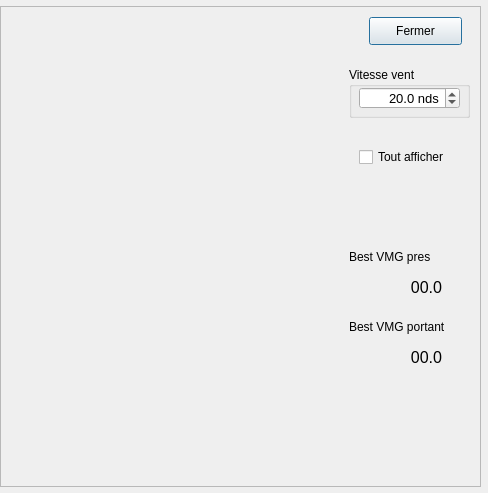
Qt form src/Ui/dialogviewpolar.ui (nohal/qtVlm) before a commit.
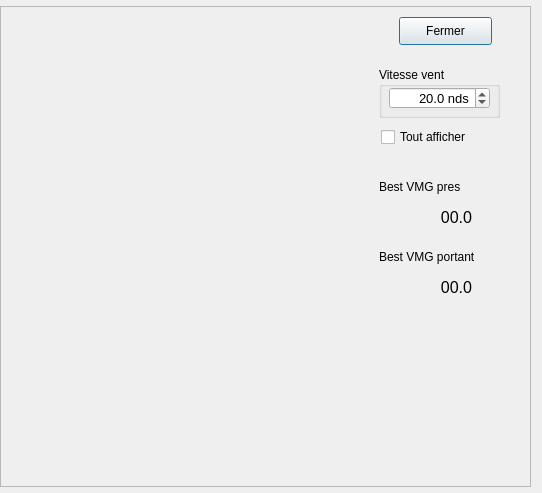
The same form after that commit.

Commit message: move AWA,AWS, etc to dialog panel in polar display Fix wrong xml format if notepad contains \n

Patch:
```diff
--- a/src/Ui/dialogviewpolar.ui
+++ b/src/Ui/dialogviewpolar.ui
@@ -6,7 +6,7 @@
    <rect>
     <x>0</x>
     <y>0</y>
-    <width>488</width>
+    <width>542</width>
     <height>493</height>
    </rect>
   </property>
@@ -18,7 +18,7 @@
     <rect>
      <x>0</x>
      <y>6</y>
-     <width>481</width>
+     <width>531</width>
      <height>481</height>
     </rect>
    </property>
@@ -30,14 +30,14 @@
      <rect>
       <x>0</x>
       <y>0</y>
-      <width>479</width>
+      <width>529</width>
       <height>479</height>
      </rect>
     </property>
     <widget class="QPushButton" name="closeButton">
      <property name="geometry">
       <rect>
-       <x>368</x>
+       <x>398</x>
        <y>10</y>
        <width>93</width>
        <height>28</height>
@@ -50,7 +50,7 @@
     <widget class="QGroupBox" name="groupBox">
      <property name="geometry">
       <rect>
-       <x>348</x>
+       <x>378</x>
        <y>60</y>
        <width>121</width>
        <height>51</height>
@@ -99,8 +99,8 @@
     <widget class="QLabel" name="label">
      <property name="geometry">
       <rect>
-       <x>348</x>
-       <y>240</y>
+       <x>378</x>
+       <y>170</y>
        <width>111</width>
        <height>20</height>
       </rect>
@@ -112,8 +112,8 @@
     <widget class="QLabel" name="BVMG_up">
      <property name="geometry">
       <rect>
-       <x>350</x>
-       <y>270</y>
+       <x>380</x>
+       <y>200</y>
        <width>91</width>
        <height>20</height>
       </rect>
@@ -133,8 +133,8 @@
     <widget class="QLabel" name="BVMG_down">
      <property name="geometry">
       <rect>
-       <x>350</x>
-       <y>340</y>
+       <x>380</x>
+       <y>270</y>
        <width>91</width>
        <height>20</height>
       </rect>
@@ -154,8 +154,8 @@
     <widget class="QLabel" name="label_4">
      <property name="geometry">
       <rect>
-       <x>348</x>
-       <y>310</y>
+       <x>378</x>
+       <y>240</y>
        <width>111</width>
        <height>20</height>
       </rect>
@@ -167,7 +167,7 @@
     <widget class="QLabel" name="imageContainer">
      <property name="geometry">
       <rect>
-       <x>30</x>
+       <x>10</x>
        <y>20</y>
        <width>301</width>
        <height>441</height>
@@ -180,8 +180,8 @@
     <widget class="QCheckBox" name="allSpeed">
      <property name="geometry">
       <rect>
-       <x>358</x>
-       <y>140</y>
+       <x>380</x>
+       <y>120</y>
        <width>111</width>
        <height>20</height>
       </rect>
@@ -190,6 +190,19 @@
       <string>Tout afficher</string>
      </property>
     </widget>
+    <widget class="QLabel" name="info">
+     <property name="geometry">
+      <rect>
+       <x>340</x>
+       <y>330</y>
+       <width>171</width>
+       <height>121</height>
+      </rect>
+     </property>
+     <property name="text">
+      <string/>
+     </property>
+    </widget>
    </widget>
   </widget>
  </widget>
```
The commit also changes 3 other files.
